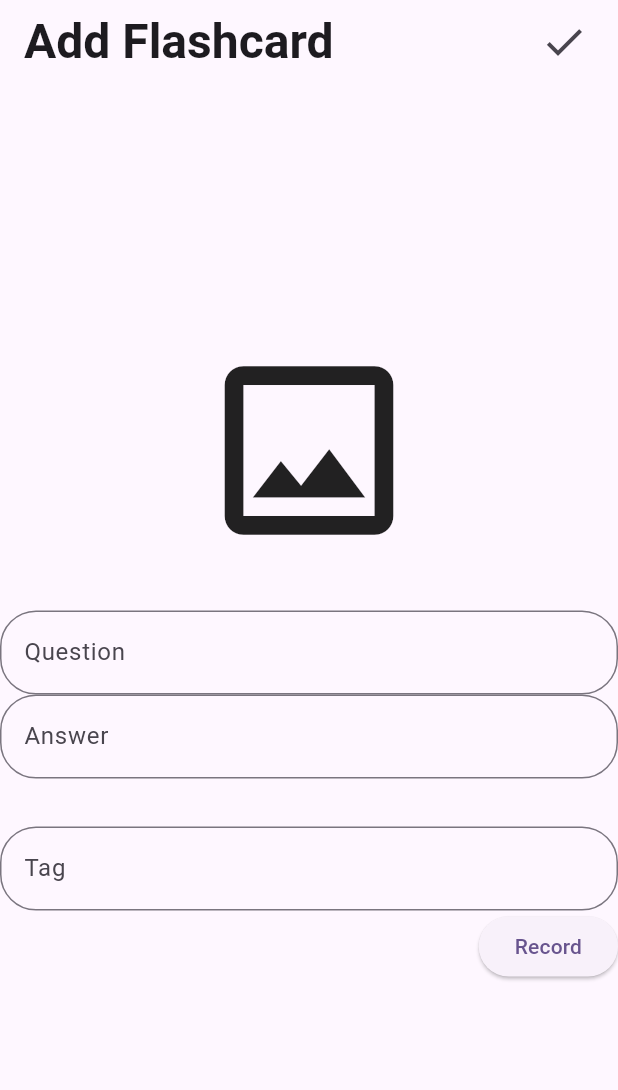
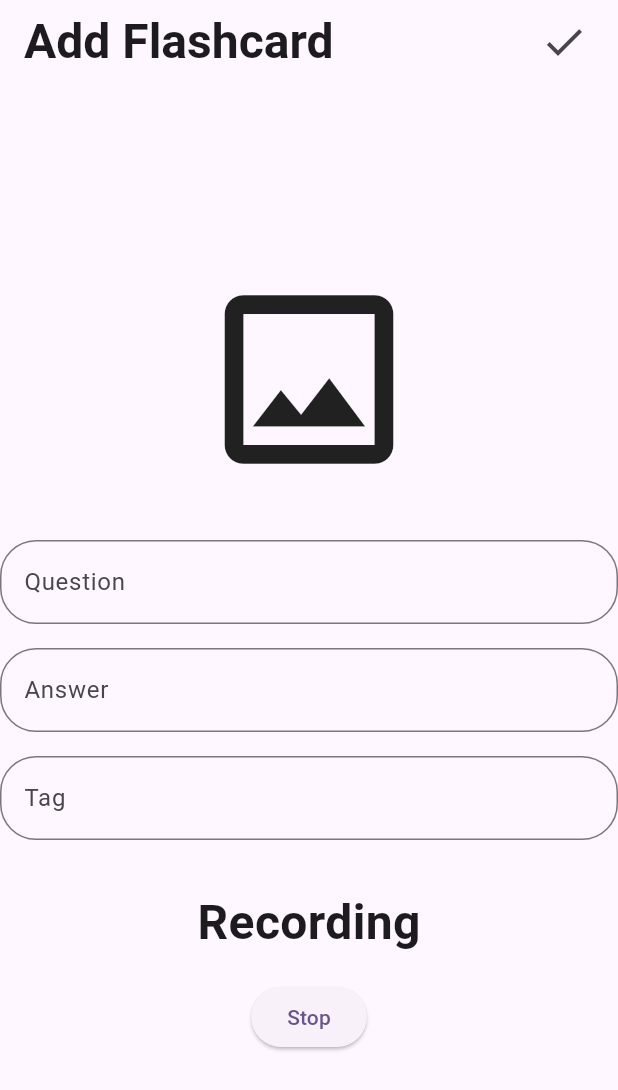
Before and after one commit to Nuel-Agyei/learnify, a Flutter app: the screen it shows after launch, after a tap on "Record", on a phone screen of 412 x 824 dp. Shown: the top 1090 px of the screen. Run offline on Flutter 3.47's test engine with Material 3 defaults, Android fonts, the phone set to English and light mode, and no system bars; our stand-ins replace audioplayers, drift, flutter_carousel_widget, image_picker; missing offline and left inert: record; accounts and stored records are empty.

Commit message:
os requirement changes

```diff
--- a/lib/pages/add_flashcard.dart
+++ b/lib/pages/add_flashcard.dart
@@ -1,10 +1,9 @@
 import 'dart:io';
-
 import 'package:audioplayers/audioplayers.dart';
 import 'package:flutter/material.dart';
 import 'package:image_picker/image_picker.dart';
-import 'package:record/record.dart';
-// import 'package';
+import 'package:record/record.dart'; // Keep this import as per your request
+import 'package:path_provider/path_provider.dart';
 
 class AddFlashcard extends StatefulWidget {
   const AddFlashcard({super.key});
@@ -15,15 +14,16 @@ class AddFlashcard extends StatefulWidget {
 
 class _AddFlashcardState extends State<AddFlashcard> {
   bool isRecording = false;
+  String? filePath; // Updated to store the valid file path
   final TextEditingController question = TextEditingController();
   final TextEditingController answer = TextEditingController();
   final TextEditingController tag = TextEditingController();
   File? image;
   final ImagePicker picker = ImagePicker();
-  final AudioRecorder recorder = AudioRecorder();
-  final String path = '';
+  final AudioRecorder recorder = AudioRecorder(); // Keep AudioRecorder as is
   final AudioPlayer player = AudioPlayer();
 
+  // Method to pick image from gallery
   Future<void> pickImage() async {
     final pickedFile = await picker.pickImage(source: ImageSource.gallery);
     if (pickedFile != null) {
@@ -33,41 +33,49 @@ class _AddFlashcardState extends State<AddFlashcard> {
     }
   }
 
-  Future<void> record()async{
-    try{
-      if(await recorder.hasPermission()){
-        await recorder.start(const RecordConfig(), path: path);
+  // Method to get valid file path for saving the audio file
+  Future<String> getFilePath() async {
+    final directory = await getApplicationDocumentsDirectory();
+    return '${directory.path}/audio_${DateTime.now().millisecondsSinceEpoch}.m4a';
+  }
+
+  // Start recording audio
+  Future<void> record() async {
+    try {
+      filePath = await getFilePath(); // Ensure valid file path
+      await recorder.start(const RecordConfig(), path: filePath!); // Pass valid path to start recording
       setState(() {
         isRecording = true;
       });
-      }
-
-    }catch(e){
-      print(e);
+    } catch (e) {
+      print("Error starting recording: $e");
     }
   }
 
-  Future<void> stop()async{
-    try{
-      if(await recorder.hasPermission()){
-        await recorder.stop();
+  // Stop recording audio
+  Future<void> stop() async {
+    try {
+      await recorder.stop(); // Stop recording
       setState(() {
+        if(isRecording == true) {
           isRecording = false;
+        }
+        // isRecording = false;
+        print('filePath: $filePath');
       });
-      }
-
-    }catch(e){
-      print(e);
+    } catch (e) {
+      print("Error stopping recording: $e");
     }
   }
 
-  Future<void>play()async{
-    try{
-      Source source = UrlSource(path);
-      await player.play(source);
+  // Play recorded audio
+  Future<void> play() async {
+    try {
+      if (filePath != null && !isRecording) {
+        await player.play(UrlSource(filePath!)); // Play the saved audio file
       }
-    catch(e){
-      print(e);
+    } catch (e) {
+      print("Error playing audio: $e");
     }
   }
 
@@ -75,25 +83,29 @@ class _AddFlashcardState extends State<AddFlashcard> {
   Widget build(BuildContext context) {
     return Scaffold(
       appBar: AppBar(
-        title:const Text('Add Flashcard', style: TextStyle(fontSize: 32, fontWeight: FontWeight.bold),),
+        title: const Text(
+          'Add Flashcard',
+          style: TextStyle(fontSize: 32, fontWeight: FontWeight.bold),
+        ),
         actions: [
           Padding(
-            padding:const EdgeInsets.fromLTRB(0, 0, 12, 0),
-            child: IconButton(icon:const Icon(Icons.check, size: 32,),
-            splashRadius:104,
-            onPressed: (){
+            padding: const EdgeInsets.fromLTRB(0, 0, 12, 0),
+            child: IconButton(
+              icon: const Icon(Icons.check, size: 32),
+              splashRadius: 104,
+              onPressed: () {
                 print('saved');
               },
             ),
-
-          )
+          ),
         ],
       ),
       body: Center(
         child: SingleChildScrollView(
           child: Column(
+
             mainAxisSize: MainAxisSize.max,
-            crossAxisAlignment: CrossAxisAlignment.end,
+            crossAxisAlignment: CrossAxisAlignment.center,
             children: [
               GestureDetector(
                 onTap: pickImage,
@@ -101,50 +113,65 @@ class _AddFlashcardState extends State<AddFlashcard> {
                   child: SizedBox(
                     width: 150,
                     height: 150,
-                    child: image != null ? Image.file(image!, fit: BoxFit.cover,) : const Icon(Icons.image_outlined, size: 150,),
+                    child: image != null
+                        ? Image.file(image!, fit: BoxFit.cover)
+                        : const Icon(Icons.image_outlined, size: 150),
                   ),
                 ),
               ),
-              const SizedBox(height: 32,),
-
-              //Question
+              const SizedBox(height: 32),
+              // Question input field
               TextField(
                 controller: question,
-                decoration:const InputDecoration(
+                decoration: const InputDecoration(
                   focusColor: Colors.brown,
-                  border: OutlineInputBorder(borderRadius: BorderRadius.all(Radius.circular(24))),
+                  border: OutlineInputBorder(
+                      borderRadius: BorderRadius.all(Radius.circular(24))),
                   labelText: 'Question',
                 ),
               ),
-
-              //Answer
+              const SizedBox(height: 16),
+              // Answer input field
               TextField(
                 controller: answer,
-                decoration:const InputDecoration(
+                decoration: const InputDecoration(
                   focusColor: Colors.brown,
-                  border: OutlineInputBorder(borderRadius: BorderRadius.all(Radius.circular(24))),
+                  border: OutlineInputBorder(
+                      borderRadius: BorderRadius.all(Radius.circular(24))),
                   labelText: 'Answer',
                 ),
               ),
-              const SizedBox(height: 32,),
-
-              //Tag
+              const SizedBox(height: 16),
+              // Tag input field
               TextField(
                 controller: tag,
-                decoration:const InputDecoration(
+                decoration: const InputDecoration(
                   focusColor: Colors.brown,
-                  border: OutlineInputBorder(borderRadius: BorderRadius.all(Radius.circular(24))),
+                  border: OutlineInputBorder(
+                      borderRadius: BorderRadius.all(Radius.circular(24))),
                   labelText: 'Tag',
                 ),
               ),
-                if(isRecording) const Text('Recording', style: TextStyle(fontSize: 32, fontWeight: FontWeight.bold),),
-              //Audio
-              ElevatedButton(onPressed:isRecording ? stop : record,
-              child:isRecording ? const Text('Stop') : const Text('Record')
+              const SizedBox(height: 32),
+              // Recording status
+              if (isRecording)
+                const Text(
+                  'Recording',
+                  style: TextStyle(fontSize: 32, fontWeight: FontWeight.bold),
                 ),
-              if(isRecording && path != '')
-                 ElevatedButton(onPressed: play, child: const Icon(Icons.play_arrow_sharp))
-              ,
+              const SizedBox(height: 16),
+              // Record/Stop button
+              ElevatedButton(
+                onPressed: isRecording ? stop : record,
+
+                child: isRecording ? const Text('Stop') : const Text('Record'),
+              ),
+              // Play button (visible when recording stops and file exists)
+              if (!isRecording && filePath != null)
+                ElevatedButton(
+                  onPressed: play,
+                  child: const Icon(Icons.play_arrow_sharp),
+                ),
             ],
           ),
         ),
--- a/pubspec.yaml
+++ b/pubspec.yaml
@@ -46,6 +46,7 @@ dependencies:
   image_picker: ^1.1.2
   record: ^5.1.2
   audioplayers: ^6.1.0
+  path_provider: ^2.1.4
 
 
 dev_dependencies:
```
Also changed, not shown: pubspec.lock, 2 other files. Lines whose indentation alone changed are shown as unchanged.
